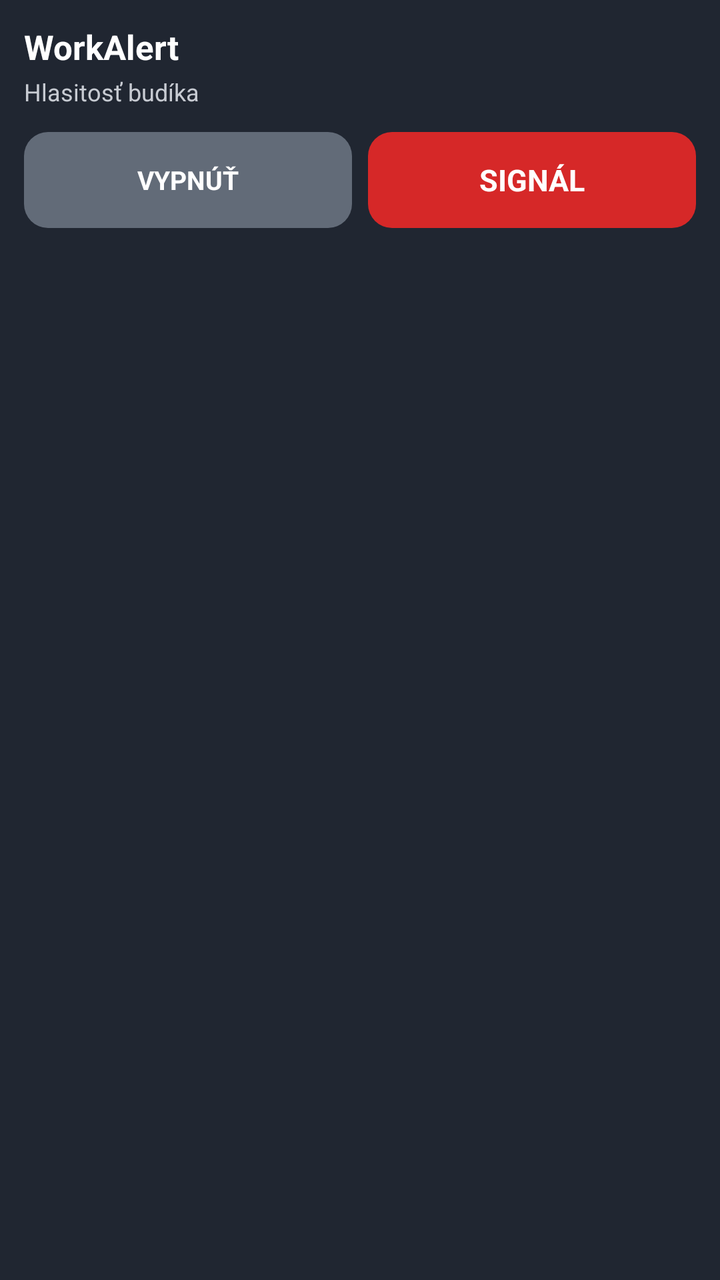
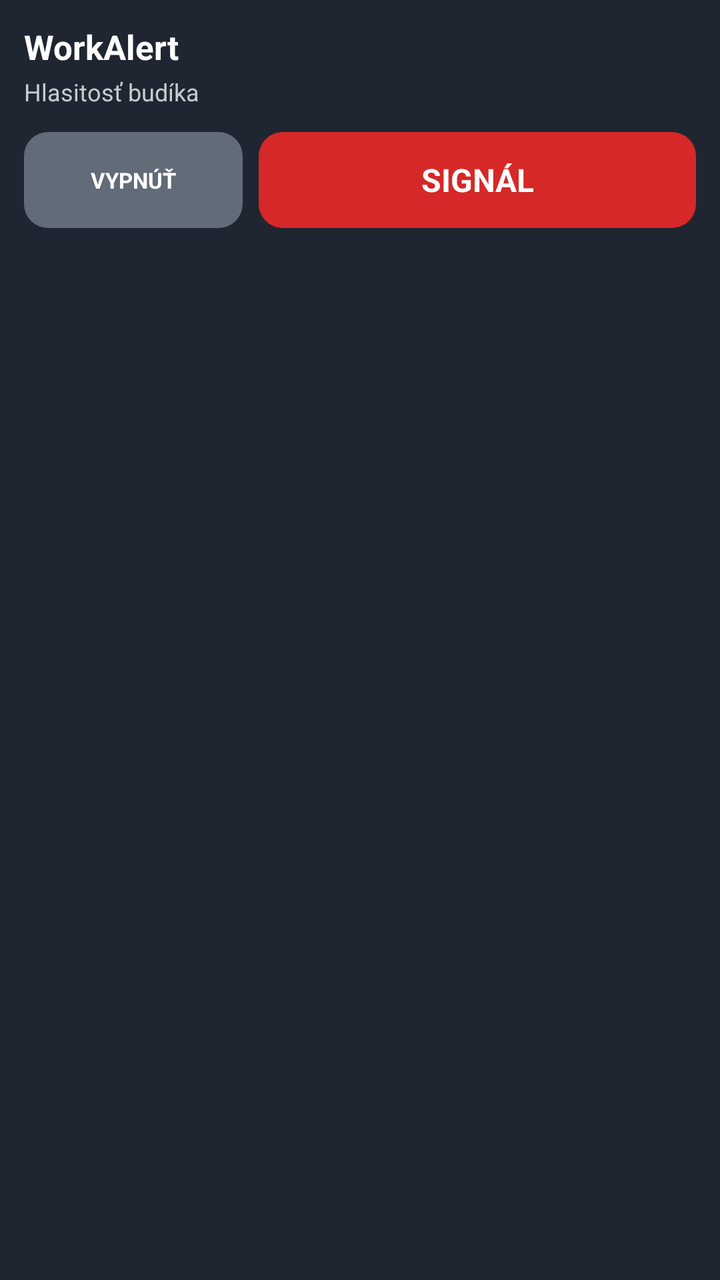

An Android layout rendered at two revisions. The XML below is the earlier revision; the diff shows what the commit changed to produce the second picture.
<!-- AndroidManifest.xml: application theme android:Theme.Material.Light.NoActionBar -->
<!-- res/layout/notification_workalert_expanded.xml -->
<?xml version="1.0" encoding="utf-8"?>
<LinearLayout xmlns:android="http://schemas.android.com/apk/res/android"
    android:layout_width="match_parent"
    android:layout_height="wrap_content"
    android:orientation="vertical"
    android:padding="12dp"
    android:background="#202631">

    <TextView
        android:id="@+id/notification_title"
        android:layout_width="wrap_content"
        android:layout_height="wrap_content"
        android:text="WorkAlert"
        android:textColor="#FFFFFF"
        android:textSize="17sp"
        android:textStyle="bold" />

    <TextView
        android:id="@+id/notification_status"
        android:layout_width="wrap_content"
        android:layout_height="wrap_content"
        android:layout_marginTop="3dp"
        android:text="Hlasitosť budíka"
        android:textColor="#C7CBD2"
        android:textSize="12sp" />

    <LinearLayout
        android:layout_width="match_parent"
        android:layout_height="wrap_content"
        android:orientation="horizontal"
        android:gravity="center_vertical"
        android:layout_marginTop="12dp">

        <TextView
            android:id="@+id/action_stop"
            android:layout_width="0dp"
            android:layout_height="48dp"
            android:layout_weight="1"
            android:layout_marginEnd="8dp"
            android:background="@drawable/workalert_button_grey"
            android:gravity="center"
            android:text="VYPNÚŤ"
            android:textColor="#FFFFFF"
            android:textSize="13sp"
            android:textStyle="bold" />

        <TextView
            android:id="@+id/action_signal"
            android:layout_width="0dp"
            android:layout_height="48dp"
            android:layout_weight="1"
            android:background="@drawable/workalert_button_red"
            android:gravity="center"
            android:text="SIGNÁL"
            android:textColor="#FFFFFF"
            android:textSize="15sp"
            android:textStyle="bold" />
    </LinearLayout>

</LinearLayout>
<!-- resources referenced by this layout -->
<resources>
  <!-- drawable workalert_button_grey (drawable) -->
  <?xml version="1.0" encoding="utf-8"?>
  <shape xmlns:android="http://schemas.android.com/apk/res/android">
      <solid android:color="#626B78" />
      <corners android:radius="12dp" />
  </shape>
  <!-- drawable workalert_button_red (drawable) -->
  <?xml version="1.0" encoding="utf-8"?>
  <shape xmlns:android="http://schemas.android.com/apk/res/android">
      <solid android:color="#D62828" />
      <corners android:radius="12dp" />
  </shape>
</resources>

<!-- the commit's change to res/layout/notification_workalert_expanded.xml (unified diff, before → after) -->
@@ -41,19 +41,19 @@
             android:gravity="center"
             android:text="VYPNÚŤ"
             android:textColor="#FFFFFF"
-            android:textSize="13sp"
+            android:textSize="11sp"
             android:textStyle="bold" />
 
         <TextView
             android:id="@+id/action_signal"
             android:layout_width="0dp"
             android:layout_height="48dp"
-            android:layout_weight="1"
+            android:layout_weight="2"
             android:background="@drawable/workalert_button_red"
             android:gravity="center"
             android:text="SIGNÁL"
             android:textColor="#FFFFFF"
-            android:textSize="15sp"
+            android:textSize="16sp"
             android:textStyle="bold" />
     </LinearLayout>
 
